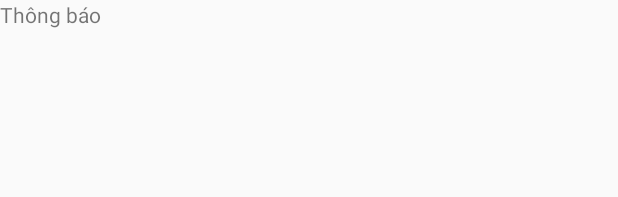
After one commit to ToThiMinhHang/DoAn_20192, an Android app: the layout notify_fragment.xml on its own in the app's theme, with its tools: preview values and no code run, on a phone screen of 412 x 824 dp. The commit adds this screen. Shown: the top 197 px of the screen. Run offline under Robolectric (Android 15) with nearby library versions, the phone set to English and light mode, and no system bars.

Commit message:
dien update

```diff
--- a/app/build.gradle
+++ b/app/build.gradle
@@ -29,6 +29,7 @@ dependencies {
     implementation 'com.google.firebase:firebase-auth:19.2.0'
     implementation 'com.google.firebase:firebase-database:19.2.1'
     implementation 'com.firebaseui:firebase-ui-auth:6.2.0'
+    implementation 'com.google.firebase:firebase-messaging:20.1.3'
 
     testImplementation 'junit:junit:4.13'
     androidTestImplementation 'androidx.test.ext:junit:1.1.1'
--- a/app/src/main/java/com/hang/doan/readbooks/Fragment/HomeFragment.java
+++ b/app/src/main/java/com/hang/doan/readbooks/Fragment/HomeFragment.java
@@ -127,7 +127,6 @@ public class HomeFragment extends Fragment implements BookItemClickListener {
         };
         myRef.addListenerForSingleValueEvent(eventListener);
 
-
         return view;
     }
 
--- /dev/null
+++ b/app/src/main/res/layout/notify_fragment.xml
@@ -0,0 +1,16 @@
+<?xml version="1.0" encoding="utf-8"?>
+<LinearLayout xmlns:android="http://schemas.android.com/apk/res/android"
+    android:orientation="vertical" android:layout_width="match_parent"
+    android:layout_height="match_parent">
+    <TextView
+        android:layout_width="match_parent"
+        android:layout_height="wrap_content"
+        android:text="Thông báo">
+    </TextView>
+    <ListView
+        android:id="@+id/noti_lstNoti"
+        android:layout_width="match_parent"
+        android:layout_height="wrap_content">
+
+    </ListView>
+</LinearLayout>
```
Also changed, not shown: app/src/main/res/layout/activity_home.xml (+7 -8 lines).
